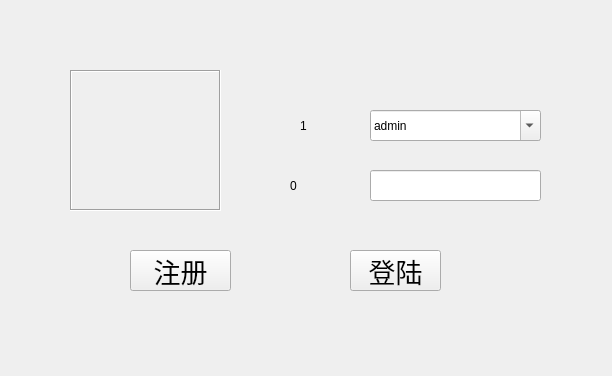
First picture: the form in Restaurant/logindialog.ui, repository PG98/2017SepQt, before the edit.
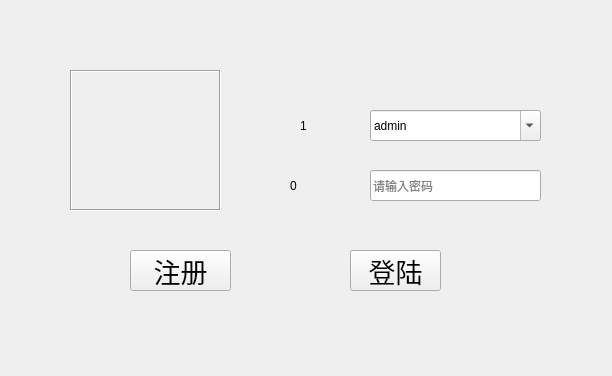
Second picture: the form after the edit. Icons and pictures are not drawn.

What changed in the file:
```diff
--- a/Restaurant/logindialog.ui
+++ b/Restaurant/logindialog.ui
@@ -141,6 +141,9 @@
      <height>31</height>
     </rect>
    </property>
+   <property name="placeholderText">
+    <string>请输入密码</string>
+   </property>
   </widget>
   <widget class="QLabel" name="pwdLabel">
    <property name="geometry">
```
Left out of the diff: 11 changed lines with no effect on the pictures.
